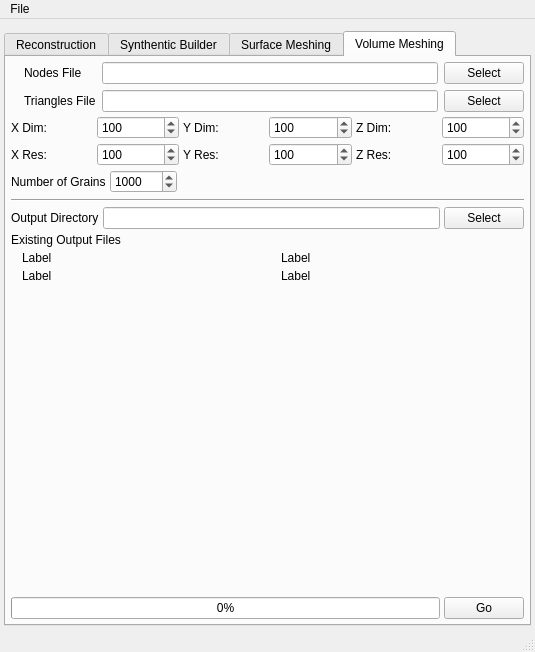
Above: Source/AIM/GUI/UI_Files/RepresentationUI.ui from BlueQuartzSoftware/DREAM3D before the change. Below: the same form after it.
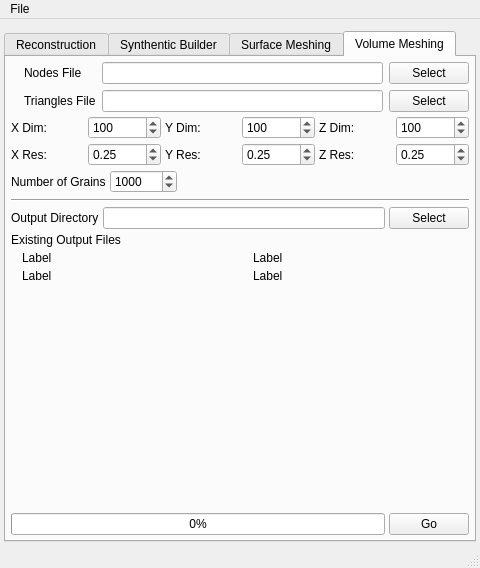
That is the form after the change. The open tabs and pages were chosen to show the change. Icons and pictures are not drawn.

Commit message: Implementing some of the Volume Meshing GUI features

```diff
--- a/Source/AIM/GUI/UI_Files/RepresentationUI.ui
+++ b/Source/AIM/GUI/UI_Files/RepresentationUI.ui
@@ -6,8 +6,8 @@
    <rect>
     <x>0</x>
     <y>0</y>
-    <width>535</width>
-    <height>652</height>
+    <width>480</width>
+    <height>568</height>
    </rect>
   </property>
   <property name="windowTitle">
@@ -1969,42 +1969,24 @@
             </property>
            </widget>
           </item>
-          <item row="0" column="1">
-           <widget class="QSpinBox" name="vm_XRes">
-            <property name="maximum">
-             <number>100000</number>
-            </property>
-            <property name="singleStep">
-             <number>10</number>
-            </property>
-            <property name="value">
-             <number>100</number>
-            </property>
-           </widget>
-          </item>
-          <item row="0" column="3">
-           <widget class="QSpinBox" name="vm_YRes">
-            <property name="maximum">
-             <number>100000</number>
-            </property>
-            <property name="singleStep">
-             <number>10</number>
-            </property>
-            <property name="value">
-             <number>100</number>
-            </property>
-           </widget>
-          </item>
           <item row="0" column="5">
-           <widget class="QSpinBox" name="vm_ZRes">
-            <property name="maximum">
-             <number>100000</number>
+           <widget class="QDoubleSpinBox" name="vm_ZRes">
+            <property name="value">
+             <double>0.250000000000000</double>
             </property>
-            <property name="singleStep">
-             <number>10</number>
+           </widget>
+          </item>
+          <item row="0" column="3">
+           <widget class="QDoubleSpinBox" name="vm_YRes">
+            <property name="value">
+             <double>0.250000000000000</double>
             </property>
+           </widget>
+          </item>
+          <item row="0" column="1">
+           <widget class="QDoubleSpinBox" name="vm_XRes">
             <property name="value">
-             <number>100</number>
+             <double>0.250000000000000</double>
             </property>
            </widget>
           </item>
@@ -2228,7 +2210,7 @@
     <rect>
      <x>0</x>
      <y>0</y>
-     <width>535</width>
+     <width>480</width>
      <height>22</height>
     </rect>
    </property>
```
Left out of the diff: 6 changed lines with no effect on the pictures. The commit also changes 3 other files.
